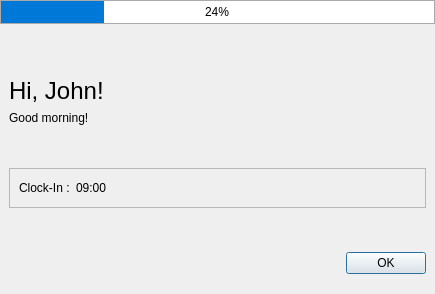
Before: the Qt Designer form confirmationdialog.ui in mujeeb11503051/ClinicTimeManager, drawn with Qt 5.
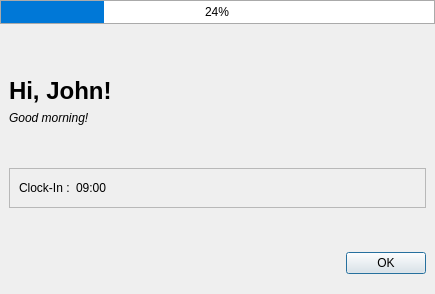
After: the same form once the commit is applied.

Commit message: Add live clock and date to terminal input page, modified the ui of the page 2 terminal

```diff
--- a/confirmationdialog.ui
+++ b/confirmationdialog.ui
@@ -65,6 +65,8 @@
         <property name="font">
          <font>
           <pointsize>18</pointsize>
+          <italic>false</italic>
+          <bold>true</bold>
          </font>
         </property>
         <property name="text">
@@ -74,6 +76,11 @@
       </item>
       <item>
        <widget class="QLabel" name="lblMainMessage">
+        <property name="font">
+         <font>
+          <italic>true</italic>
+         </font>
+        </property>
         <property name="text">
          <string>Good morning!</string>
         </property>
```
The commit also changes 3 other files.
